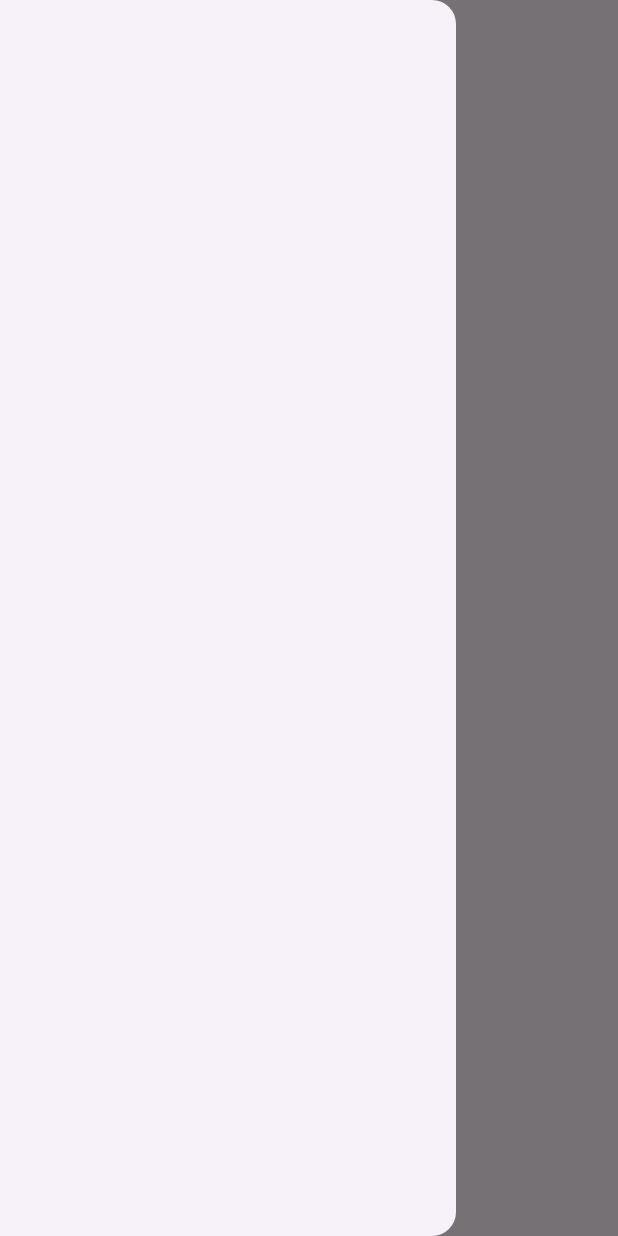
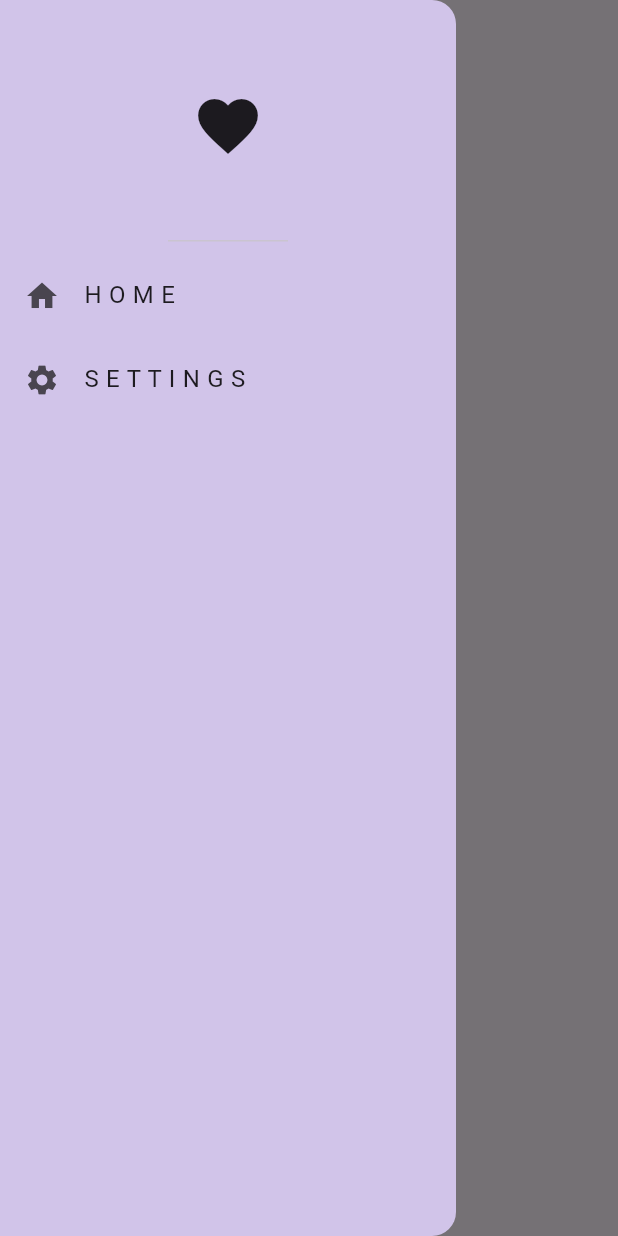
Before and after one commit to 117-Bhavesh/flutterwidget, a Flutter app: the screen it shows after launch, with the side drawer open, on a phone screen of 412 x 824 dp. Run offline on Flutter 3.47's test engine with Material 3 defaults, Android fonts, the phone set to English and light mode, and no system bars.

Commit message:
DrawerHeader, ListTile, Navigator.pop and Navigator.pushNamed

```diff
--- a/lib/main.dart
+++ b/lib/main.dart
@@ -1,6 +1,7 @@
 import 'package:flutter/material.dart';
 import 'package:flutterwidget/pages/first_page.dart';
-import 'package:flutterwidget/pages/second_page.dart';
+import 'package:flutterwidget/pages/home_page.dart';
+import 'package:flutterwidget/pages/settings_page.dart';
 
 void main() {
   runApp(MyApp());
@@ -23,7 +24,8 @@ class MyApp extends StatelessWidget {
       //routes for multiple pages can be set up
       routes: {
         '/firstpage': (context) => FirstPage(),
-        '/secondpage': (context) => SecondPage(),
+        '/homepage': (context) => HomePage(),
+        '/settingspage': (context) => SettingsPage(),
       },
 
       /*
--- a/lib/pages/first_page.dart
+++ b/lib/pages/first_page.dart
@@ -7,7 +7,46 @@ class FirstPage extends StatelessWidget {
   Widget build(BuildContext context) {
     return Scaffold(
       appBar: AppBar(title: Text("FIRST PAGE")),
-      drawer: Drawer(),
+      drawer: Drawer(
+        backgroundColor: Colors.deepPurple[100],
+        child: Column(
+          children: [
+            // common to place a drawer header here
+            DrawerHeader(
+              child: Icon(
+                Icons.favorite,
+                size: 48,
+              ),
+            ),
+
+            //home page list tile
+            ListTile(
+              leading: Icon(Icons.home),
+              title: Text("H O M E"),
+              onTap: () {
+                //POP THE DRAWER FIRST
+                Navigator.pop(context);
+
+                //go to the home page
+                Navigator.pushNamed(context, '/homepage');
+              },
+            ),
+
+            //settings page list tile
+            ListTile(
+              leading: Icon(Icons.settings),
+              title: Text("S E T T I N G S"),
+              onTap: () {
+                //POP THE DRAWER FIRST
+                Navigator.pop(context);
+
+                //go to the settings page
+                Navigator.pushNamed(context, '/settingspage');
+              },
+            )
+          ],
+        ),
+      ),
       /*
       body: Center(
         child: ElevatedButton(
```
Also changed, not shown: lib/pages/home_page.dart (added, +14 -0 lines), lib/pages/settings_page.dart (added, +14 -0 lines).
